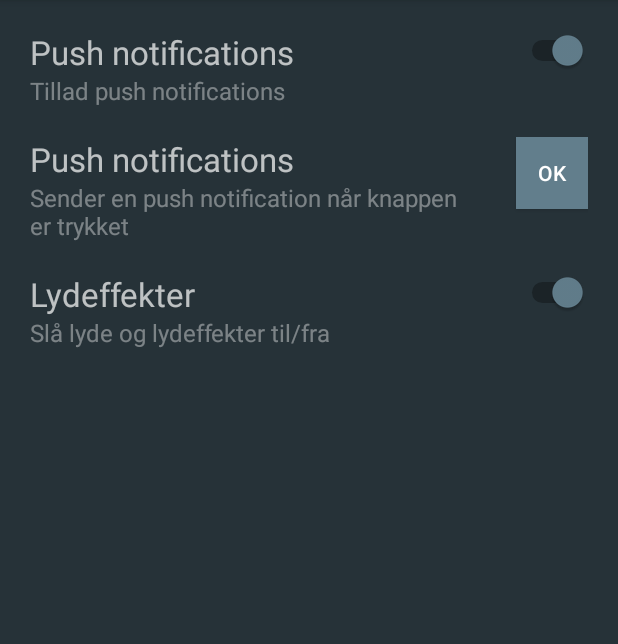
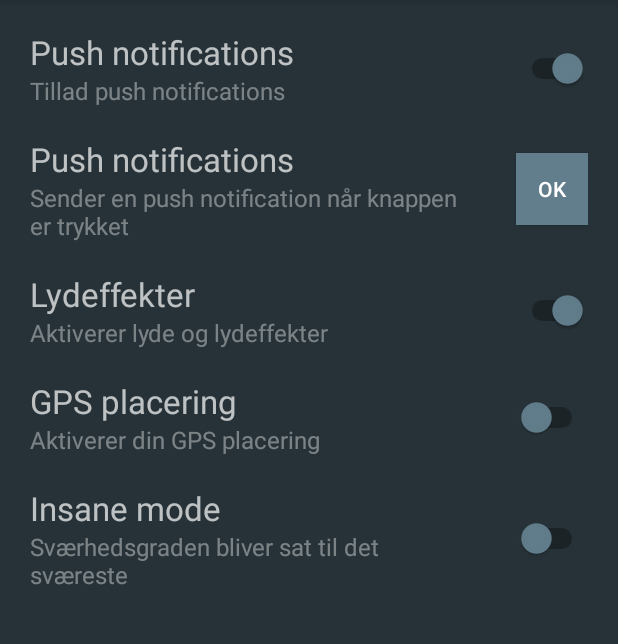
Before and after one commit to Nicopus/Galgeleg_v4.0.0b, an Android app: the fragment Settings_Frag shown on its own in the app's theme, on a phone screen of 412 x 824 dp, the part 84-728 px from its top. Run offline under Robolectric (Android 15) with nearby library versions, the phone set to English and light mode, and no system bars; 1 statement that could not run was skipped.

Commit message:
Update på instillinger frag igen igen

```diff
--- a/app/src/main/res/layout/settings_frag.xml
+++ b/app/src/main/res/layout/settings_frag.xml
@@ -60,7 +60,7 @@
                     android:layout_height="match_parent"
                     android:id="@+id/right"
                     android:layout_weight="0.2"
-                    android:gravity="right|top">
+                    android:gravity="center_vertical|right">
 
                     <Switch
                         android:layout_width="wrap_content"
@@ -113,7 +113,7 @@
                     android:layout_height="match_parent"
                     android:id="@+id/linearLayout3"
                     android:layout_weight="0.2"
-                    android:gravity="right|top" >
+                    android:gravity="center_vertical|right" >
 
                     <Button
                         style="?android:attr/buttonStyleSmall"
@@ -153,7 +153,7 @@
                         android:layout_width="wrap_content"
                         android:layout_height="wrap_content"
                         android:textAppearance="?android:attr/textAppearanceMedium"
-                        android:text="Slå lyde og lydeffekter til/fra"
+                        android:text="Aktiverer lyde og lydeffekter"
                         android:id="@+id/textView11"
                         android:textSize="16dp"
                         android:textColor="#65ffffff" />
@@ -165,7 +165,7 @@
                     android:layout_height="match_parent"
                     android:id="@+id/linearLayout5"
                     android:layout_weight="0.2"
-                    android:gravity="right|top" >
+                    android:gravity="center_vertical|right" >
 
                     <Switch
                         android:layout_width="wrap_content"
@@ -177,6 +177,114 @@
                         android:trackTint="#000000" />
                 </LinearLayout>
             </LinearLayout>
+
+            <LinearLayout
+                android:orientation="horizontal"
+                android:layout_width="fill_parent"
+                android:layout_height="0dp"
+                android:layout_weight="0.5"
+                android:id="@+id/line4"
+                android:layout_marginBottom="20dp" >
+
+                <LinearLayout
+                    android:orientation="vertical"
+                    android:layout_width="0dp"
+                    android:layout_height="match_parent"
+                    android:id="@+id/linearLayout6"
+                    android:layout_weight="0.8"
+                    android:gravity="center_vertical|left" >
+
+                    <TextView
+                        android:layout_width="wrap_content"
+                        android:layout_height="wrap_content"
+                        android:textAppearance="?android:attr/textAppearanceMedium"
+                        android:text="GPS placering"
+                        android:id="@+id/textView12"
+                        android:textSize="22dp" />
+
+                    <TextView
+                        android:layout_width="wrap_content"
+                        android:layout_height="wrap_content"
+                        android:textAppearance="?android:attr/textAppearanceMedium"
+                        android:text="Aktiverer din GPS placering"
+                        android:id="@+id/textView13"
+                        android:textSize="16dp"
+                        android:textColor="#65ffffff" />
+                </LinearLayout>
+
+                <LinearLayout
+                    android:orientation="horizontal"
+                    android:layout_width="0dp"
+                    android:layout_height="match_parent"
+                    android:id="@+id/linearLayout7"
+                    android:layout_weight="0.2"
+                    android:gravity="center_vertical|right" >
+
+                    <Switch
+                        android:layout_width="wrap_content"
+                        android:layout_height="wrap_content"
+                        android:id="@+id/switch3"
+                        android:checked="false"
+                        android:clickable="false"
+                        android:thumbTint="@color/colorStart"
+                        android:trackTint="#000000" />
+                </LinearLayout>
+            </LinearLayout>
+
+            <LinearLayout
+                android:orientation="horizontal"
+                android:layout_width="fill_parent"
+                android:layout_height="0dp"
+                android:layout_weight="0.5"
+                android:id="@+id/line5"
+                android:layout_marginBottom="20dp" >
+
+                <LinearLayout
+                    android:orientation="vertical"
+                    android:layout_width="0dp"
+                    android:layout_height="match_parent"
+                    android:id="@+id/linearLayout8"
+                    android:layout_weight="0.8"
+                    android:gravity="center_vertical|left" >
+
+                    <TextView
+                        android:layout_width="wrap_content"
+                        android:layout_height="wrap_content"
+                        android:textAppearance="?android:attr/textAppearanceMedium"
+                        android:text="Insane mode"
+                        android:id="@+id/textView14"
+                        android:textSize="22dp" />
+
+                    <TextView
+                        android:layout_width="wrap_content"
+                        android:layout_height="wrap_content"
+                        android:textAppearance="?android:attr/textAppearanceMedium"
+                        android:text="Sværhedsgraden bliver sat til det sværeste"
+                        android:id="@+id/textView15"
+                        android:textSize="16dp"
+                        android:textColor="#65ffffff" />
+                </LinearLayout>
+
+                <LinearLayout
+                    android:orientation="horizontal"
+                    android:layout_width="0dp"
+                    android:layout_height="match_parent"
+                    android:id="@+id/linearLayout9"
+                    android:layout_weight="0.2"
+                    android:gravity="center_vertical|right" >
+
+                    <Switch
+                        android:layout_width="wrap_content"
+                        android:layout_height="wrap_content"
+                        android:id="@+id/switch4"
+                        android:checked="false"
+                        android:clickable="true"
+                        android:thumbTint="@color/colorStart"
+                        android:trackTint="#000000"
+                        android:enabled="false"
+                        android:contextClickable="false" />
+                </LinearLayout>
+            </LinearLayout>
         </LinearLayout>
     </ScrollView>
 </FrameLayout>
```
